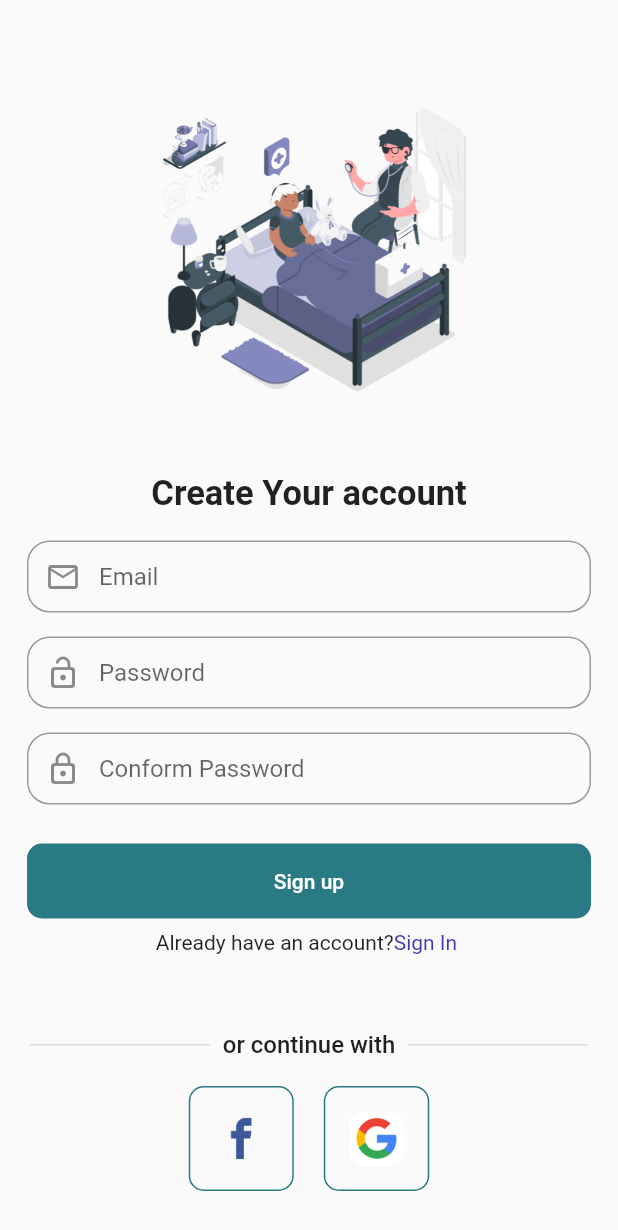
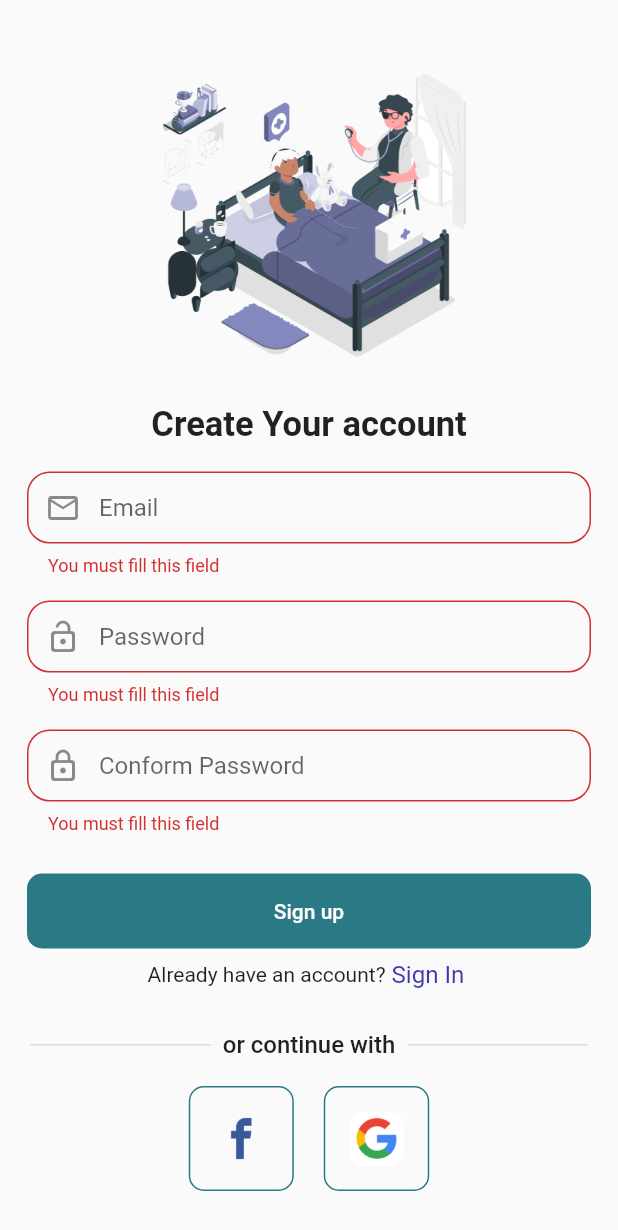
Before and after one commit to muhammadRiyazz/hospital-booking-app, a Flutter app: the ScreenSignUp screen opened directly, after a tap on "Sign up", on a phone screen of 412 x 824 dp. Shown: the top 1230 px of the screen. Run offline on Flutter 3.47's test engine with Material 2 defaults, Android fonts, the phone set to English and light mode, and no system bars; our stand-ins replace custom_navigation_bar, dropdown_button2, firebase_auth, firebase_core, lottie, simple_shadow and 2 more; accounts and stored records are empty.

Commit message:
sign up done

```diff
--- a/lib/presantation/User pages/screen firstlog/screen_firstlog.dart
+++ b/lib/presantation/User pages/screen firstlog/screen_firstlog.dart
@@ -55,7 +55,7 @@ class ScreenFirst extends StatelessWidget {
               navigation: () {
                 Navigator.push(context, MaterialPageRoute(
                   builder: (context) {
-                    return const ScreenSignUp();
+                    return ScreenSignUp();
                   },
                 ));
               },
--- a/lib/presantation/User pages/screen sign up/screen_sign_up.dart
+++ b/lib/presantation/User pages/screen sign up/screen_sign_up.dart
@@ -1,3 +1,7 @@
+import 'dart:developer';
+
+import 'package:appoiment_docter/presantation/User%20pages/screen%20main/screen_main.dart';
+import 'package:firebase_auth/firebase_auth.dart';
 import 'package:flutter/material.dart';
 import 'package:flutter/src/widgets/container.dart';
 import 'package:flutter/src/widgets/framework.dart';
@@ -8,26 +12,35 @@ import '../../../core/constands.dart';
 import '../screen login/screen_login.dart';
 
 class ScreenSignUp extends StatelessWidget {
-  const ScreenSignUp({super.key});
+  ScreenSignUp({super.key});
+
+  TextEditingController emailcontroller = TextEditingController();
+  TextEditingController passwordcontroller = TextEditingController();
+  TextEditingController conformpasswordcontroller = TextEditingController();
+
+  final _formkey = GlobalKey<FormState>();
 
   @override
   Widget build(BuildContext context) {
     return Scaffold(
+      resizeToAvoidBottomInset: false,
       body: SafeArea(
         child: Padding(
           padding: const EdgeInsets.all(10.0),
+          child: Form(
+            key: _formkey,
             child: Column(
               // mainAxisAlignment: MainAxisAlignment.end,
               crossAxisAlignment: CrossAxisAlignment.end,
               children: [
-              Spacer(flex: 1),
+                const Spacer(flex: 1),
                 Center(
                   child: SizedBox(
                       height: 220,
                       width: 220,
                       child: Image.asset('lib/assets/Group 36074.png')),
                 ),
-              Spacer(flex: 1),
+                const Spacer(flex: 1),
                 const Center(
                   child: Text(
                     'Create Your account',
@@ -38,24 +51,91 @@ class ScreenSignUp extends StatelessWidget {
                   ),
                 ),
                 hsizedbox10,
-              const Signtextfield(
-                  hindtxt: 'Email', icon: Icon(Icons.email_outlined)),
-              const Signtextfield(
-                hindtxt: 'Password',
-                icon: Icon(Icons.lock_open_rounded),
+                Padding(
+                  padding: EdgeInsets.all(8.0),
+                  child: TextFormField(
+                    controller: emailcontroller,
+                    validator: (value) {
+                      if (value == null || value.isEmpty) {
+                        return 'You must fill this field';
+                      } else if (!value.contains('@')) {
+                        return "Enter valid emil Id";
+                      } else {
+                        return null;
+                      }
+                    },
+                    decoration: const InputDecoration(
+                      prefixIcon: Icon(Icons.email_outlined),
+                      contentPadding:
+                          EdgeInsets.symmetric(vertical: 0, horizontal: 14),
+                      focusColor: mBlack,
+                      border: OutlineInputBorder(borderRadius: radius15),
+                      hintText: "Email",
                     ),
-              const Signtextfield(
-                  hindtxt: 'Conform Password',
-                  icon: Icon(Icons.lock_outline_rounded)),
+                  ),
+                ),
+                Padding(
+                  padding: EdgeInsets.all(8.0),
+                  child: TextFormField(
+                    controller: passwordcontroller,
+                    validator: (value) {
+                      if (value == null || value.isEmpty) {
+                        return 'You must fill this field';
+                      } else if (value.length < 6) {
+                        return "Password must has 6 characters";
+                      } else {
+                        return null;
+                      }
+                    },
+                    decoration: const InputDecoration(
+                      prefixIcon: Icon(Icons.lock_open_rounded),
+                      contentPadding:
+                          EdgeInsets.symmetric(vertical: 0, horizontal: 14),
+                      focusColor: mBlack,
+                      border: OutlineInputBorder(borderRadius: radius15),
+                      hintText: "Password",
+                    ),
+                  ),
+                ),
+                Padding(
+                  padding: EdgeInsets.all(8.0),
+                  child: TextFormField(
+                    controller: conformpasswordcontroller,
+                    validator: (value) {
+                      //  log(value!);
+                      log('frc');
+                      log(passwordcontroller.text);
+                      if (value == null || value.isEmpty) {
+                        return 'You must fill this field';
+                      } else if (value != passwordcontroller.text) {
+                        return "Password not mach";
+                      } else {
+                        return null;
+                      }
+                    },
+                    decoration: const InputDecoration(
+                      prefixIcon: Icon(Icons.lock_outline_rounded),
+                      contentPadding:
+                          EdgeInsets.symmetric(vertical: 0, horizontal: 14),
+                      focusColor: mBlack,
+                      border: OutlineInputBorder(borderRadius: radius15),
+                      hintText: "Conform Password",
+                    ),
+                  ),
+                ),
                 hsizedbox10,
                 TextButton(
-                  onPressed: () {},
+                    onPressed: () async {
+                      if (_formkey.currentState!.validate()) {
+                        await signup(context);
+                      }
+                    },
                     child: Container(
                       decoration: const BoxDecoration(
                           borderRadius: radius10, color: cmain),
                       width: double.infinity,
                       height: 50,
-                    child: Center(
+                      child: const Center(
                           child: Text(
                         'Sign up',
                         style: TextStyle(color: mWhite),
@@ -64,7 +144,7 @@ class ScreenSignUp extends StatelessWidget {
                 Row(
                   mainAxisAlignment: MainAxisAlignment.center,
                   children: [
-                  Text("Already have an account?"),
+                    const Text("Already have an account?"),
                     InkWell(
                       onTap: () {
                         Navigator.push(context, MaterialPageRoute(
@@ -73,20 +153,20 @@ class ScreenSignUp extends StatelessWidget {
                           },
                         ));
                       },
-                    child: Text(
-                      "Sign In ",
-                      style: TextStyle(color: mBlue),
+                      child: const Text(
+                        " Sign In ",
+                        style: TextStyle(color: mBlue, fontSize: 16.1),
                       ),
                     ),
                   ],
                 ),
-              Spacer(),
+                const Spacer(),
                 Padding(
                   padding: const EdgeInsets.symmetric(horizontal: 10),
                   child: Row(
                     children: const [
                       Expanded(
-                        child: const Divider(
+                          child: Divider(
                         thickness: 1,
                       )),
                       Padding(
@@ -108,7 +188,8 @@ class ScreenSignUp extends StatelessWidget {
                 Row(mainAxisAlignment: MainAxisAlignment.center, children: [
                   Container(
                     decoration: BoxDecoration(
-                      border: Border.all(color: cmain), borderRadius: radius10),
+                        border: Border.all(color: cmain),
+                        borderRadius: radius10),
                     height: 70,
                     child: Padding(
                       padding: const EdgeInsets.all(19.0),
@@ -118,7 +199,8 @@ class ScreenSignUp extends StatelessWidget {
                   wsizedbox20,
                   Container(
                     decoration: BoxDecoration(
-                      border: Border.all(color: cmain), borderRadius: radius10),
+                        border: Border.all(color: cmain),
+                        borderRadius: radius10),
                     height: 70,
                     child: Padding(
                       padding: const EdgeInsets.all(16.0),
@@ -131,29 +213,25 @@ class ScreenSignUp extends StatelessWidget {
             ),
           ),
         ),
-    );
-  }
-}
-
-class Signtextfield extends StatelessWidget {
-  const Signtextfield({Key? key, required this.hindtxt, required this.icon})
-      : super(key: key);
-  final String hindtxt;
-  final Widget icon;
-
-  @override
-  Widget build(BuildContext context) {
-    return Padding(
-      padding: const EdgeInsets.all(8.0),
-      child: TextField(
-        decoration: InputDecoration(
-          prefixIcon: icon,
-          contentPadding: EdgeInsets.symmetric(vertical: 0, horizontal: 14),
-          focusColor: mBlack,
-          border: const OutlineInputBorder(borderRadius: radius15),
-          hintText: hindtxt,
-        ),
       ),
     );
   }
+
+  Future signup(context) async {
+    try {
+      FirebaseAuth.instance
+          .createUserWithEmailAndPassword(
+              email: emailcontroller.text.trim(),
+              password: passwordcontroller.text.trim())
+          .then((value) {
+        Navigator.pushAndRemoveUntil(context, MaterialPageRoute(
+          builder: (context) {
+            return ScreenMain();
+          },
+        ), (route) => false);
+      });
+    } on FirebaseAuthException catch (e) {
+      log(e.toString());
     }
+  }
+}
```
Also changed, not shown: lib/assets/lottie/abc.json (added, +1 -0 lines), lib/presantation/User pages/screen login/screen_login.dart (+17 -8 lines), lib/presantation/User pages/screen main/Widgets/bottom_navigation bar.dart (+9 -5 lines), lib/presantation/User pages/screen profile/screen_profile.dart (+36 -20 lines), 4 other files. Lines whose indentation alone changed are shown as unchanged.
